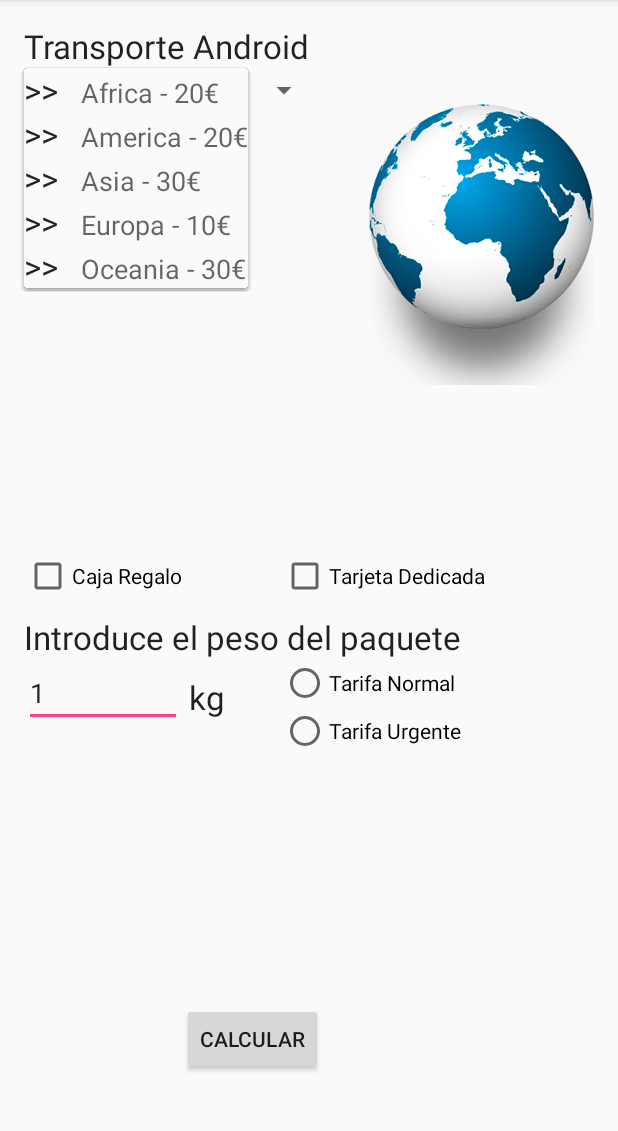
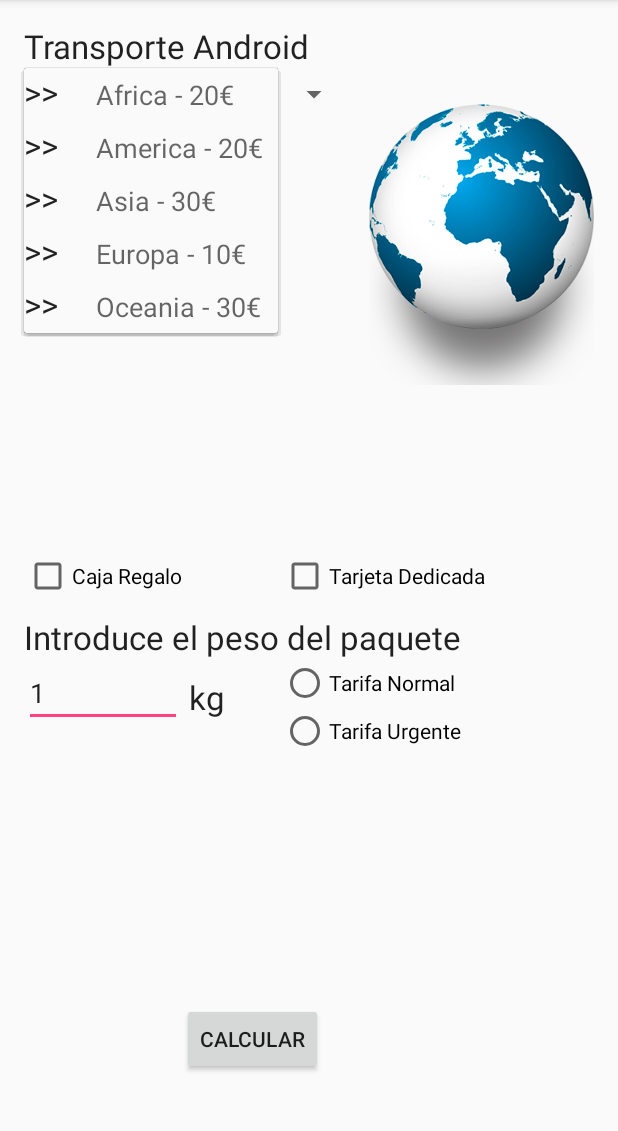
Before and after one commit to alvarorovira5/PMM, an Android app: the screen it shows after launch (MainActivity), after a tap on ">>", on a phone screen of 412 x 824 dp, the part 84-1215 px from its top. Run offline under Robolectric (Android 15) with nearby library versions, the phone set to English and light mode, and no system bars.

Commit message:
Pruebas bd

```diff
--- /dev/null
+++ b/EjercicioNavidad/app/src/main/java/com/example/alvaro/ejercicionavidad/Envios_SQLiteHelper.java
@@ -0,0 +1,74 @@
+package com.example.alvaro.ejercicionavidad;
+
+import android.content.Context;
+import android.database.Cursor;
+import android.database.sqlite.SQLiteDatabase;
+import android.database.sqlite.SQLiteOpenHelper;
+import android.view.View;
+
+/**
+ * Created by alvaro on 2/02/16.
+ */
+public class Envios_SQLiteHelper extends SQLiteOpenHelper {
+
+    String sqlCreateClientes = "CREATE TABLE Clientes (" +
+            "id_Cliente INTEGER PRIMARY KEY AUTOINCREMENT NOT NULL, " +
+            "nombre TEXT NOT NULL," +
+            "apellidos TEXT NOT NULL," +
+            "telefono INTEGER NOT NULL," +
+            "direccion TEXT NOT NULL);";
+
+    //Sentencia SQL para crear la tabla de Pedidos
+    String sqlCreatePedidos = "CREATE TABLE Pedidos (" +
+            "id_Pedido INTEGER PRIMARY KEY AUTOINCREMENT NOT NULL, " +
+            "zona TEXT NOT NULL, " +
+            "precio INTEGER NOT NULL, " +
+            "id_Cliente INTEGER," +
+            "FOREIGN KEY( 'id_Cliente') REFERENCES Clientes ('id_Cliente'))";
+
+
+    public Envios_SQLiteHelper(Context context, String nombre, SQLiteDatabase.CursorFactory factory, int version) {
+        super(context, nombre, factory, version);
+    }
+
+    @Override
+    public void onCreate(SQLiteDatabase db) {
+        //Se ejecuta la sentencia SQL de creación de la tabla
+        db.execSQL(sqlCreateClientes);
+        db.execSQL(sqlCreatePedidos);
+    }
+
+    @Override
+    public void onUpgrade(SQLiteDatabase db, int versionAnterior, int versionNueva) {
+        //NOTA: Por simplicidad del ejemplo aquí utilizamos directamente la opción de
+        //      eliminar la tabla anterior y crearla de nuevo vacía con el nuevo formato.
+        //      Sin embargo lo normal será que haya que migrar datos de la tabla antigua
+        //      a la nueva, por lo que este método debería ser más elaborado.
+
+        //Se elimina la versión anterior de la tabla
+        db.execSQL("DROP TABLE IF EXISTS Pedidos");
+
+        //Se crea la nueva versión de la tabla
+        db.execSQL(sqlCreateClientes);
+        db.execSQL(sqlCreatePedidos);
+    }
+    /*
+    public int id(){
+
+
+        Envios_SQLiteHelper envio =  new Envios_SQLiteHelper(this,"Proyecto",null,1);
+        SQLiteDatabase db =envio.getReadableDatabase();
+
+        Cursor c= db.rawQuery("SELECT id_Cliente " +
+                "FROM Clientes"+
+                "WHERE telefonoI='"+telefonoI+"'");
+
+        if(c.moveToFirst()){
+            do{
+                String id=c.getString(0);
+            }while(c.moveToNext());
+        }
+        Integer.parseInt(id);
+        return id;
+    }*/
+}
--- a/EjercicioNavidad/app/src/main/java/com/example/alvaro/ejercicionavidad/MainActivity.java
+++ b/EjercicioNavidad/app/src/main/java/com/example/alvaro/ejercicionavidad/MainActivity.java
@@ -3,6 +3,7 @@ package com.example.alvaro.ejercicionavidad;
 import android.app.Activity;
 import android.content.Context;
 import android.content.Intent;
+import android.database.sqlite.SQLiteDatabase;
 import android.support.v7.app.AppCompatActivity;
 import android.os.Bundle;
 import android.view.ContextMenu;
@@ -54,6 +55,11 @@ public class MainActivity extends AppCompatActivity {
     protected void onCreate(Bundle savedInstanceState) {
         super.onCreate(savedInstanceState);
         setContentView(R.layout.activity_main);
+        //BD
+
+        Envios_SQLiteHelper envio= new Envios_SQLiteHelper(this,"Proyecto",null,1);
+        SQLiteDatabase db= envio.getWritableDatabase();
+
         precioFinal=0;
 
         imagen =(ImageView)findViewById(R.id.imageView);
--- a/EjercicioNavidad/app/src/main/res/layout/spinner_layout.xml
+++ b/EjercicioNavidad/app/src/main/res/layout/spinner_layout.xml
@@ -16,5 +16,9 @@
         android:textAppearance="?android:attr/textAppearanceMedium"
         android:text="zona"
         android:id="@+id/nombre_spinner"
-        android:layout_marginLeft="10dp" />
+        android:layout_marginLeft="10dp"
+        android:paddingTop="5dp"
+        android:paddingBottom="5dp"
+        android:paddingLeft="10dp"
+        android:paddingRight="10dp" />
 </LinearLayout>
```
Also changed, not shown: EjercicioNavidad/app/src/main/java/com/example/alvaro/ejercicionavidad/datosCliente.java (+54 -6 lines).
